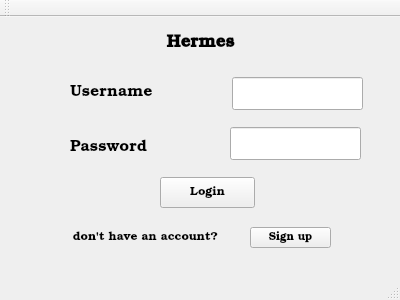
Before: the Qt Designer form loginwindow.ui in gustavo-dgs/Hermes, drawn with Qt 5.
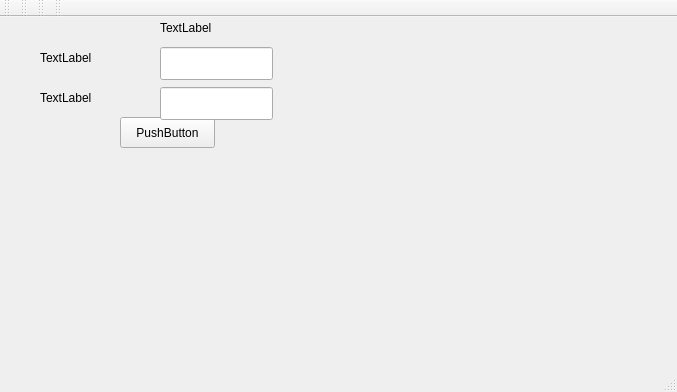
After: the same form once the commit is applied.

Diff of the .ui file:
```diff
--- a/loginwindow.ui
+++ b/loginwindow.ui
@@ -6,169 +6,111 @@
    <rect>
     <x>0</x>
     <y>0</y>
-    <width>400</width>
-    <height>300</height>
+    <width>677</width>
+    <height>392</height>
    </rect>
   </property>
+  <property name="sizePolicy">
+   <sizepolicy hsizetype="Maximum" vsizetype="Maximum">
+    <horstretch>0</horstretch>
+    <verstretch>0</verstretch>
+   </sizepolicy>
+  </property>
+  <property name="maximumSize">
+   <size>
+    <width>5000</width>
+    <height>500</height>
+   </size>
+  </property>
   <property name="windowTitle">
    <string>LoginWindow</string>
   </property>
+  <property name="iconSize">
+   <size>
+    <width>40</width>
+    <height>40</height>
+   </size>
+  </property>
+  <property name="toolButtonStyle">
+   <enum>Qt::ToolButtonTextOnly</enum>
+  </property>
   <widget class="QWidget" name="centralWidget">
+   <property name="maximumSize">
+    <size>
+     <width>478</width>
+     <height>144</height>
+    </size>
+   </property>
+   <widget class="QLabel" name="label">
+    <property name="geometry">
+     <rect>
+      <x>40</x>
+      <y>30</y>
+      <width>66</width>
+      <height>21</height>
+     </rect>
+    </property>
+    <property name="text">
+     <string>TextLabel</string>
+    </property>
+   </widget>
+   <widget class="QLabel" name="label_2">
+    <property name="geometry">
+     <rect>
+      <x>160</x>
+      <y>0</y>
+      <width>66</width>
+      <height>21</height>
+     </rect>
+    </property>
+    <property name="text">
+     <string>TextLabel</string>
+    </property>
+   </widget>
    <widget class="QLabel" name="label_3">
     <property name="geometry">
      <rect>
-      <x>150</x>
-      <y>10</y>
-      <width>101</width>
-      <height>31</height>
+      <x>40</x>
+      <y>70</y>
+      <width>66</width>
+      <height>21</height>
      </rect>
     </property>
-    <property name="font">
-     <font>
-      <family>URW Bookman L</family>
-      <pointsize>13</pointsize>
-      <weight>75</weight>
-      <bold>true</bold>
-     </font>
-    </property>
     <property name="text">
-     <string>Hermes</string>
-    </property>
-    <property name="alignment">
-     <set>Qt::AlignCenter</set>
+     <string>TextLabel</string>
     </property>
    </widget>
    <widget class="QPushButton" name="pushButton_Login">
     <property name="geometry">
      <rect>
-      <x>160</x>
-      <y>160</y>
+      <x>120</x>
+      <y>100</y>
       <width>95</width>
       <height>31</height>
      </rect>
     </property>
-    <property name="font">
-     <font>
-      <family>URW Bookman L</family>
-     </font>
-    </property>
     <property name="text">
-     <string>Login</string>
+     <string>PushButton</string>
     </property>
    </widget>
-   <widget class="QLabel" name="label_4">
+   <widget class="QLineEdit" name="lineEdit">
     <property name="geometry">
      <rect>
-      <x>70</x>
-      <y>60</y>
-      <width>91</width>
-      <height>31</height>
-     </rect>
-    </property>
-    <property name="font">
-     <font>
-      <family>URW Bookman L</family>
-      <pointsize>12</pointsize>
-     </font>
-    </property>
-    <property name="text">
-     <string>Username </string>
-    </property>
-   </widget>
-   <widget class="QLabel" name="label_5">
-    <property name="geometry">
-     <rect>
-      <x>70</x>
-      <y>120</y>
-      <width>81</width>
-      <height>21</height>
-     </rect>
-    </property>
-    <property name="font">
-     <font>
-      <family>URW Bookman L</family>
-      <pointsize>12</pointsize>
-     </font>
-    </property>
-    <property name="text">
-     <string>Password</string>
-    </property>
-   </widget>
-   <widget class="QLineEdit" name="lineEdit_Username">
-    <property name="geometry">
-     <rect>
-      <x>232</x>
-      <y>60</y>
-      <width>131</width>
+      <x>160</x>
+      <y>30</y>
+      <width>113</width>
       <height>33</height>
      </rect>
     </property>
-    <property name="font">
-     <font>
-      <family>URW Bookman L</family>
-     </font>
-    </property>
-    <property name="text">
-     <string/>
-    </property>
    </widget>
    <widget class="QLineEdit" name="lineEdit_Password">
     <property name="geometry">
      <rect>
-      <x>230</x>
-      <y>110</y>
-      <width>131</width>
+      <x>160</x>
+      <y>70</y>
+      <width>113</width>
       <height>33</height>
      </rect>
-    </property>
-    <property name="font">
-     <font>
-      <family>URW Bookman L</family>
-     </font>
-    </property>
-    <property name="text">
-     <string/>
-    </property>
-   </widget>
-   <widget class="QLabel" name="label_6">
-    <property name="geometry">
-     <rect>
-      <x>60</x>
-      <y>210</y>
-      <width>171</width>
-      <height>21</height>
-     </rect>
-    </property>
-    <property name="font">
-     <font>
-      <family>URW Bookman L</family>
-      <pointsize>9</pointsize>
-     </font>
-    </property>
-    <property name="text">
-     <string>don't have an account?</string>
-    </property>
-    <property name="alignment">
-     <set>Qt::AlignCenter</set>
-    </property>
-   </widget>
-   <widget class="QPushButton" name="pushButton_SignUp">
-    <property name="geometry">
-     <rect>
-      <x>250</x>
-      <y>210</y>
-      <width>81</width>
-      <height>21</height>
-     </rect>
-    </property>
-    <property name="font">
-     <font>
-      <family>URW Bookman L</family>
-      <pointsize>8</pointsize>
-     </font>
-    </property>
-    <property name="text">
-     <string>Sign up</string>
     </property>
    </widget>
   </widget>
@@ -191,6 +133,39 @@
    </attribute>
   </widget>
   <widget class="QStatusBar" name="statusBar"/>
+  <widget class="QToolBar" name="toolBar">
+   <property name="windowTitle">
+    <string>toolBar</string>
+   </property>
+   <attribute name="toolBarArea">
+    <enum>TopToolBarArea</enum>
+   </attribute>
+   <attribute name="toolBarBreak">
+    <bool>false</bool>
+   </attribute>
+  </widget>
+  <widget class="QToolBar" name="toolBar_2">
+   <property name="windowTitle">
+    <string>toolBar_2</string>
+   </property>
+   <attribute name="toolBarArea">
+    <enum>TopToolBarArea</enum>
+   </attribute>
+   <attribute name="toolBarBreak">
+    <bool>false</bool>
+   </attribute>
+  </widget>
+  <widget class="QToolBar" name="toolBar_3">
+   <property name="windowTitle">
+    <string>toolBar_3</string>
+   </property>
+   <attribute name="toolBarArea">
+    <enum>TopToolBarArea</enum>
+   </attribute>
+   <attribute name="toolBarBreak">
+    <bool>false</bool>
+   </attribute>
+  </widget>
  </widget>
  <layoutdefault spacing="6" margin="11"/>
  <resources/>
```
Left out of the diff: 6 changed lines with no effect on the pictures.
